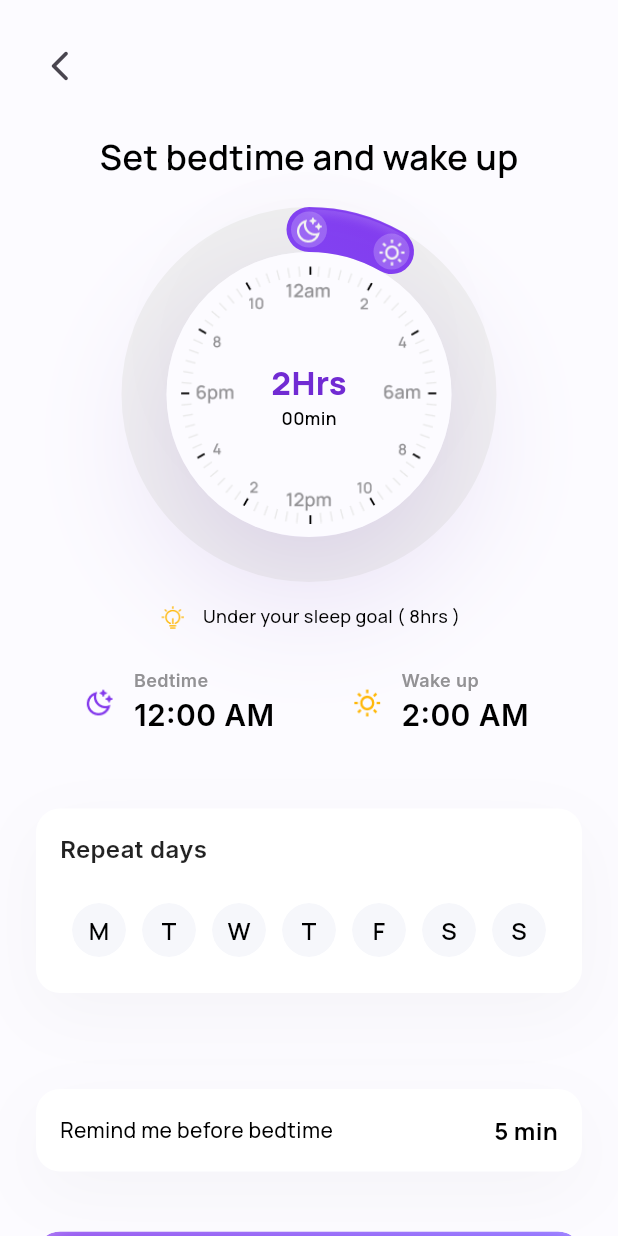
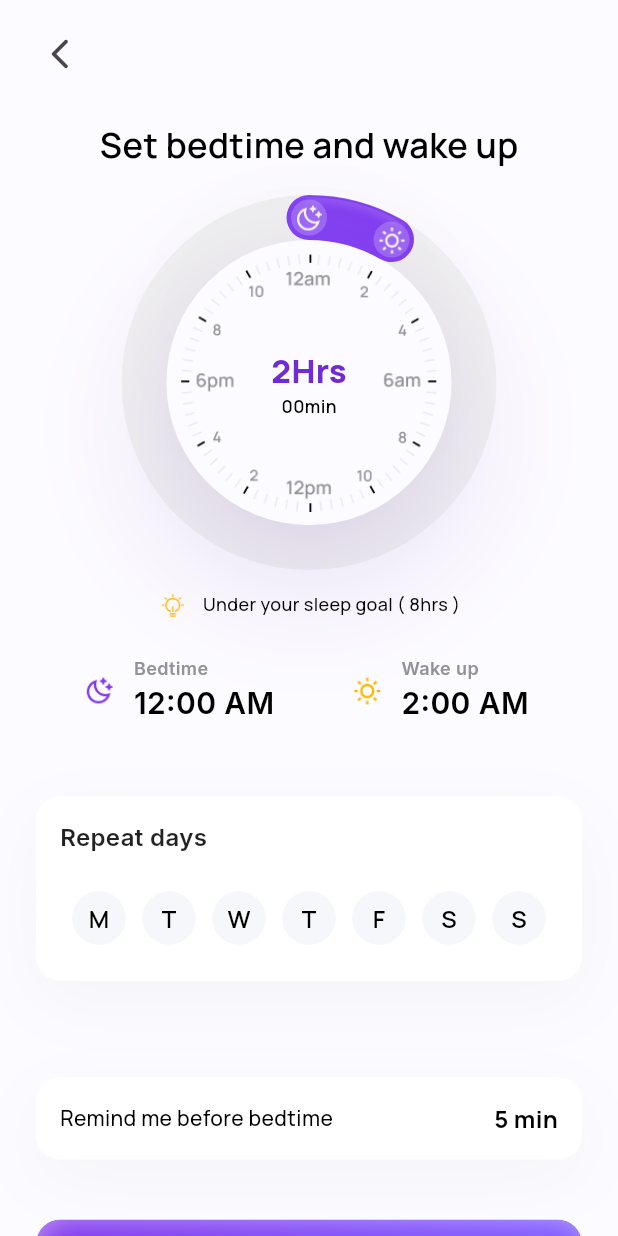
Before and after one commit to Colman1000/pavlok, a Flutter app: the OnBoardingView screen opened directly with sample values from the repository, on a phone screen of 412 x 824 dp. Run offline on Flutter 3.47's test engine with Material 2 defaults, Android fonts, the light colour scheme and no system bars; our stand-ins replace async_builder, get, get_storage, google_fonts; accounts and stored records are empty.

```diff
--- a/lib/screens/home/widgets/bad_habits.dart
+++ b/lib/screens/home/widgets/bad_habits.dart
@@ -1,5 +1,6 @@
 import 'package:flutter/material.dart';
 import 'package:get/get.dart';
+import 'package:pavlok/config/colors.dart';
 import 'package:pavlok/screens/home/home_controller.dart';
 import 'package:pavlok/widgets/habit_tile.dart';
 
@@ -10,7 +11,9 @@
   Widget build(BuildContext context) {
     final _ = Get.find<HomeController>();
 
-    return ListView(
+    return Container(
+      color: PavlokColors.bgColor,
+      child: ListView(
         padding: const EdgeInsets.symmetric(horizontal: 16, vertical: 16),
         children: _.badHabits
             .map(
@@ -23,6 +26,7 @@
               ),
             )
             .toList(),
+      ),
     );
   }
 }
--- a/lib/screens/home/widgets/good_habits.dart
+++ b/lib/screens/home/widgets/good_habits.dart
@@ -1,5 +1,6 @@
 import 'package:flutter/material.dart';
 import 'package:get/get.dart';
+import 'package:pavlok/config/colors.dart';
 import 'package:pavlok/screens/home/home_controller.dart';
 import 'package:pavlok/widgets/habit_tile.dart';
 
@@ -10,7 +11,9 @@
   Widget build(BuildContext context) {
     final _ = Get.find<HomeController>();
 
-    return ListView(
+    return Container(
+      color: PavlokColors.bgColor,
+      child: ListView(
         padding: const EdgeInsets.symmetric(horizontal: 16, vertical: 16),
         children: _.goodHabits
             .map(
@@ -23,6 +26,7 @@
               ),
             )
             .toList(),
+      ),
     );
   }
 }
--- a/lib/screens/onboarding/onboarding_controller.dart
+++ b/lib/screens/onboarding/onboarding_controller.dart
@@ -14,7 +14,7 @@
 
   final int timeGoal = 8;
 
-  final wheelChildrenExtent = 60.0;
+  final wheelChildrenExtent = 50.0;
   final wheelMagnification = 1.1;
 
   final totalClockSegments = 48;
--- a/lib/screens/onboarding/onboarding_view.dart
+++ b/lib/screens/onboarding/onboarding_view.dart
@@ -24,9 +24,10 @@
     final _ = Get.find<OnBoardingController>();
 
     return Scaffold(
-      body: ListView(
+      body: SafeArea(
+        child: ListView(
           children: [
-          const SizedBox(height: 20),
+            const SizedBox(height: 12),
             const Align(
               alignment: Alignment.centerLeft,
               child: Padding(
@@ -109,6 +110,7 @@
             const SizedBox(height: 16),
           ],
         ),
+      ),
     );
   }
 }
--- a/lib/screens/onboarding/widgets/time_selector.dart
+++ b/lib/screens/onboarding/widgets/time_selector.dart
@@ -88,6 +88,7 @@
                         magnification: _.wheelMagnification,
                         useMagnifier: true,
                         overAndUnderCenterOpacity: 0.4,
+                        perspective: 0.01,
                         diameterRatio: 10,
                       ),
                     ),
```
Also changed, not shown: lib/screens/home/home_view.dart (+5 -3 lines), pubspec.yaml (+109 -1 lines), assets/logo.png (added), pubspec.lock, 32 other files. Lines whose indentation alone changed are shown as unchanged.
